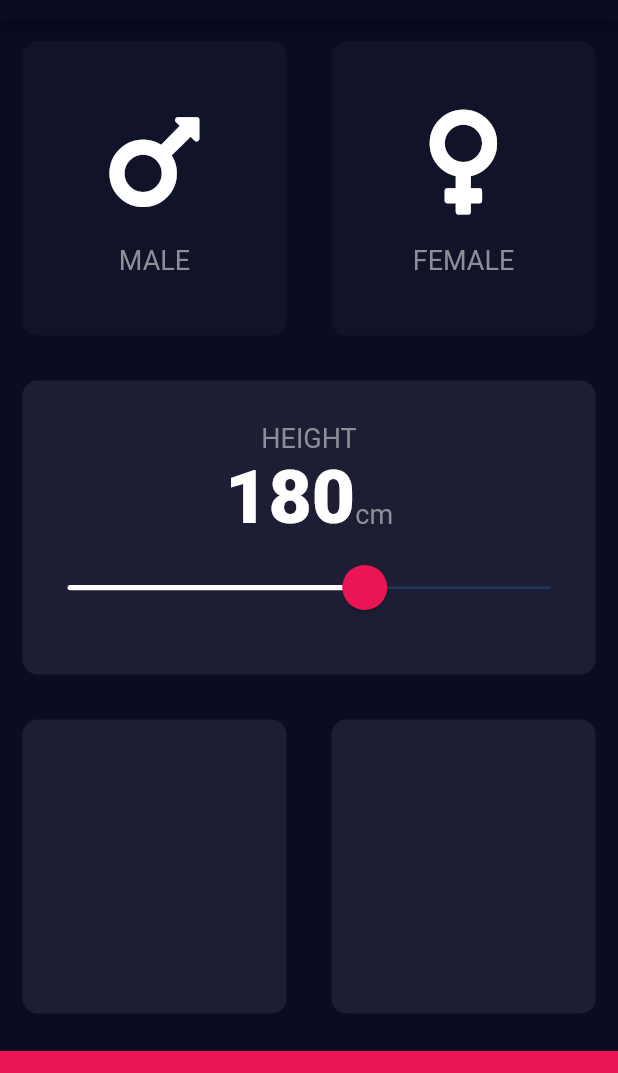
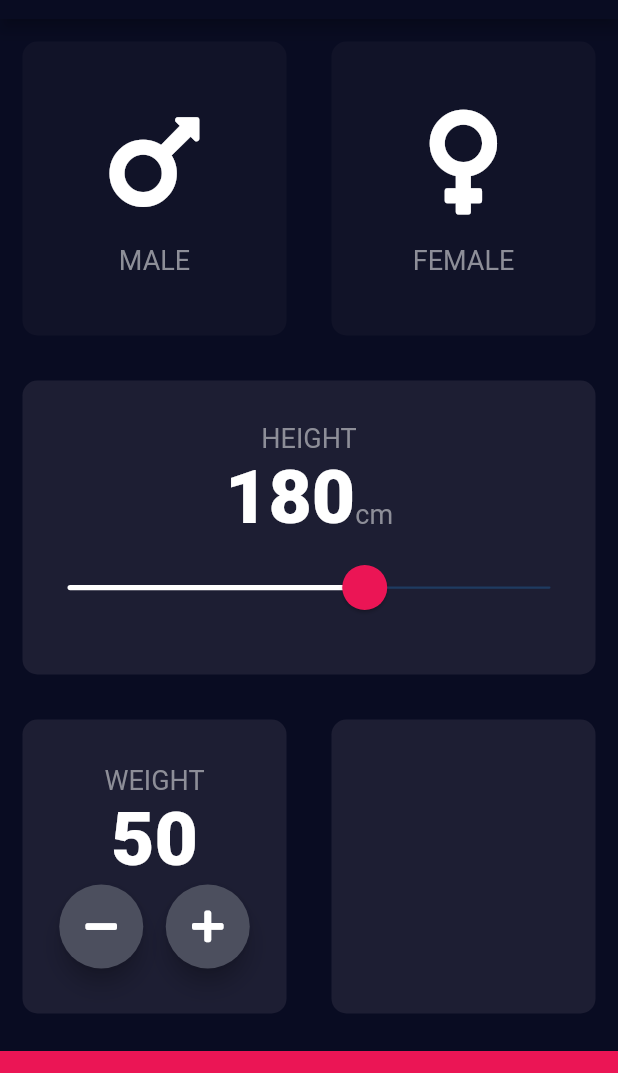
Before and after one commit to Jishnu075/bmi_calc, a Flutter app: the screen it shows after launch, on a phone screen of 412 x 824 dp, the part 65-1138 px from its top. Run offline on Flutter 3.47's test engine with Material 2 defaults, Android fonts, the phone set to English and light mode, and no system bars; our stand-ins replace font_awesome_flutter.

Commit message:
4th card

```diff
--- a/lib/constants.dart
+++ b/lib/constants.dart
@@ -8,6 +8,10 @@ const kLabelTextStyle = TextStyle(
   color: Color(0xFF8D8E98),
   fontSize: 18.0,
 );
+const kNumberTextStyle = TextStyle(
+  fontSize: 50.0,
+  fontWeight: FontWeight.w900,
+);
 
 const kActiveTrackColor = Colors.white;
 const kInactiveTrackColor = Color(0xFF8D8E98);
--- a/lib/input_page.dart
+++ b/lib/input_page.dart
@@ -17,6 +17,7 @@ class InputPage extends StatefulWidget {
 class _InputPageState extends State<InputPage> {
   Gender? selectedGender;
   int height = 180;
+  int weight = 50;
 
   @override
   Widget build(BuildContext context) {
@@ -84,10 +85,7 @@ class _InputPageState extends State<InputPage> {
                     children: [
                       Text(
                         height.toString(),
-                        style: TextStyle(
-                          fontSize: 50.0,
-                          fontWeight: FontWeight.w900,
-                        ),
+                        style: kNumberTextStyle,
                       ),
                       Text(
                         'cm',
@@ -127,10 +125,55 @@ class _InputPageState extends State<InputPage> {
             child: Row(
               children: [
                 Expanded(
-                  child: ReusableCard(colour: kActiveCardColor),
+                  child: ReusableCard(
+                    colour: kActiveCardColor,
+                    cardChild: Column(
+                      mainAxisAlignment: MainAxisAlignment.center,
+                      children: [
+                        Text(
+                          'WEIGHT',
+                          style: kLabelTextStyle,
+                        ),
+                        Text(
+                          weight.toString(),
+                          style: kNumberTextStyle,
+                        ),
+                        Row(
+                          mainAxisAlignment: MainAxisAlignment.center,
+                          children: [
+                            RoundedIconButton(
+                              onPressed: () {
+                                setState(() {
+                                  weight--;
+                                });
+                              },
+                              child: Icon(
+                                FontAwesomeIcons.minus,
+                              ),
+                            ),
+                            SizedBox(
+                              width: 15.0,
+                            ),
+                            RoundedIconButton(
+                              onPressed: () {
+                                setState(() {
+                                  weight++;
+                                });
+                              },
+                              child: Icon(
+                                FontAwesomeIcons.plus,
+                              ),
+                            ),
+                          ],
+                        ),
+                      ],
+                    ),
+                  ),
                 ),
                 Expanded(
-                  child: ReusableCard(colour: kActiveCardColor),
+                  child: ReusableCard(
+                    colour: kActiveCardColor,
+                  ),
                 ),
               ],
             ),
@@ -146,3 +189,24 @@ class _InputPageState extends State<InputPage> {
     );
   }
 }
+
+class RoundedIconButton extends StatelessWidget {
+  RoundedIconButton({this.child, required this.onPressed});
+  final Widget? child;
+  final VoidCallback onPressed;
+
+  @override
+  Widget build(BuildContext context) {
+    return RawMaterialButton(
+      child: child,
+      constraints: BoxConstraints.tightFor(
+        width: 56.0,
+        height: 56.0,
+      ),
+      elevation: 6.0,
+      onPressed: onPressed,
+      shape: CircleBorder(),
+      fillColor: Color(0xFF4C4F5E),
+    );
+  }
+}
```
